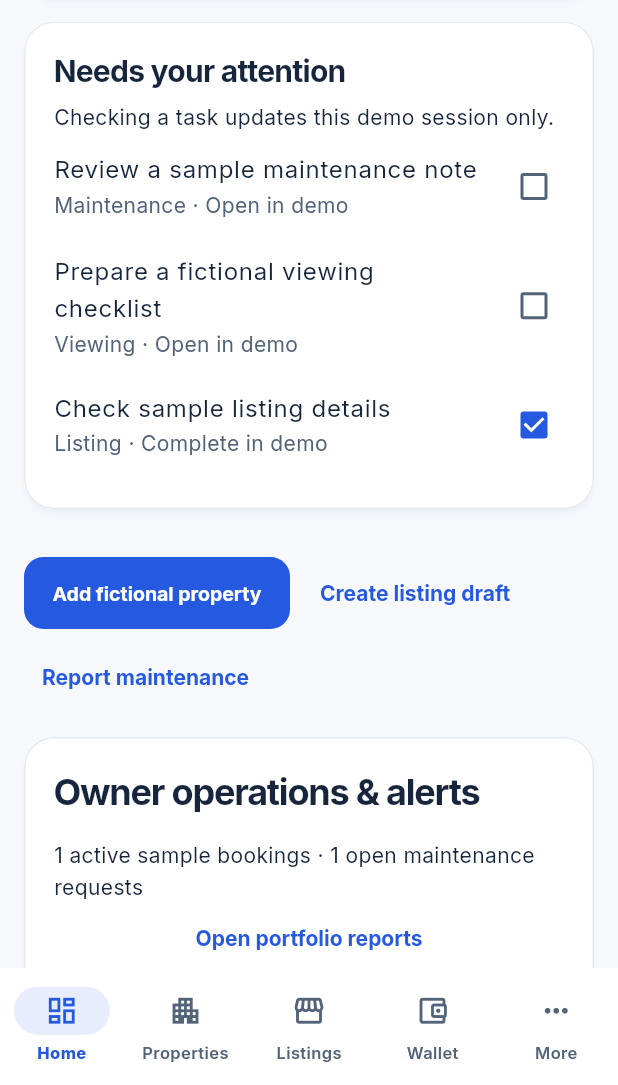
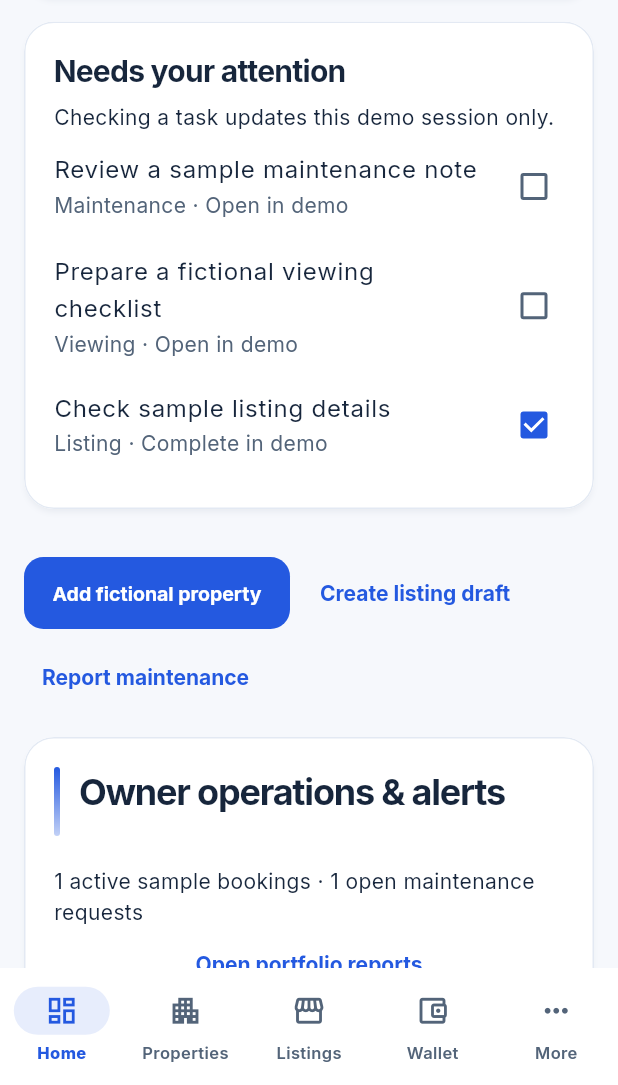
Before and after one commit to CosmicforgeHealthnet/cosmicforge-realestate, a Flutter app: the screen it shows after launch, scrolled down 1728 dp, on a phone screen of 412 x 824 dp, the part 151-1236 px from its top. Run offline on Flutter 3.47's test engine with Material 3 defaults, Android fonts, the phone set to English and light mode, and no system bars; our stand-ins replace file_picker, flutter_riverpod, go_router; project files that could hold a hidden picture were left out.

Commit message:
design(owner-flutter): editorial headings and semantic status chips across workspaces

```diff
--- a/apps/individual-owner/mobile/lib/core/widgets/workspace_controls.dart
+++ b/apps/individual-owner/mobile/lib/core/widgets/workspace_controls.dart
@@ -77,12 +77,38 @@ class StatusChip extends StatelessWidget {
   const StatusChip(this.status, {super.key});
   final String status;
   @override
-  Widget build(BuildContext context) => Chip(
+  Widget build(BuildContext context) {
+    final colors = Theme.of(context).colorScheme;
+    final upper = status.toUpperCase();
+    final tone = [
+      'ACTIVE', 'APPROVED', 'COMPLETED', 'PUBLISHED', 'PAID',
+      'ACCEPTED', 'RESOLVED', 'VERIFIED',
+    ].any(upper.contains)
+        ? (Theme.of(context).brightness == Brightness.dark
+            ? const Color(0xFF58D4BC) : const Color(0xFF087A66))
+        : ['REJECT', 'CANCEL', 'DENIED', 'DISPUT', 'RESTRICT', 'FAILED']
+                .any(upper.contains)
+            ? colors.error
+            : ['PENDING', 'REVIEW', 'DRAFT', 'CORRECTION', 'AWAIT']
+                    .any(upper.contains)
+                ? (Theme.of(context).brightness == Brightness.dark
+                    ? const Color(0xFFF2BD69) : const Color(0xFF9A6507))
+                : colors.primary;
+    return Chip(
+      materialTapTargetSize: MaterialTapTargetSize.shrinkWrap,
+      visualDensity: VisualDensity.compact,
+      backgroundColor: tone.withValues(alpha: 0.10),
+      side: BorderSide(color: tone.withValues(alpha: 0.20)),
+      shape: RoundedRectangleBorder(borderRadius: BorderRadius.circular(9)),
       label: Text(
         status.replaceAll('_', ' '),
-      style: Theme.of(context).textTheme.labelSmall,
+        style: Theme.of(context).textTheme.labelSmall?.copyWith(
+          color: tone,
+          fontWeight: FontWeight.w700,
+        ),
       ),
     );
+  }
 }
 
 class WorkspaceHeading extends StatelessWidget {
@@ -90,16 +116,45 @@ class WorkspaceHeading extends StatelessWidget {
   final String title;
   final String? subtitle;
   @override
-  Widget build(BuildContext context) => Padding(
-    padding: const EdgeInsets.only(bottom: 16),
+  Widget build(BuildContext context) {
+    final primary = Theme.of(context).colorScheme.primary;
+    return Padding(
+      padding: const EdgeInsets.only(bottom: 19),
+      child: Row(
+        crossAxisAlignment: CrossAxisAlignment.start,
+        children: [
+          Container(
+            width: 4,
+            height: 46,
+            decoration: BoxDecoration(
+              borderRadius: BorderRadius.circular(8),
+              gradient: LinearGradient(
+                begin: Alignment.topCenter,
+                end: Alignment.bottomCenter,
+                colors: [primary, primary.withValues(alpha: 0.28)],
+              ),
+            ),
+          ),
+          const SizedBox(width: 13),
+          Expanded(
             child: Column(
               crossAxisAlignment: CrossAxisAlignment.start,
               children: [
                 Text(title, style: Theme.of(context).textTheme.headlineSmall),
-        if (subtitle != null) Text(subtitle!),
+                if (subtitle != null) ...[
+                  const SizedBox(height: 7),
+                  Text(
+                    subtitle!,
+                    style: Theme.of(context).textTheme.bodySmall,
+                  ),
+                ],
+              ],
+            ),
+          ),
         ],
       ),
     );
+  }
 }
 
 bool isDemoCalendarDate(WorkspaceRecord record, DateTime date) {
```
Lines whose indentation alone changed are shown as unchanged.
